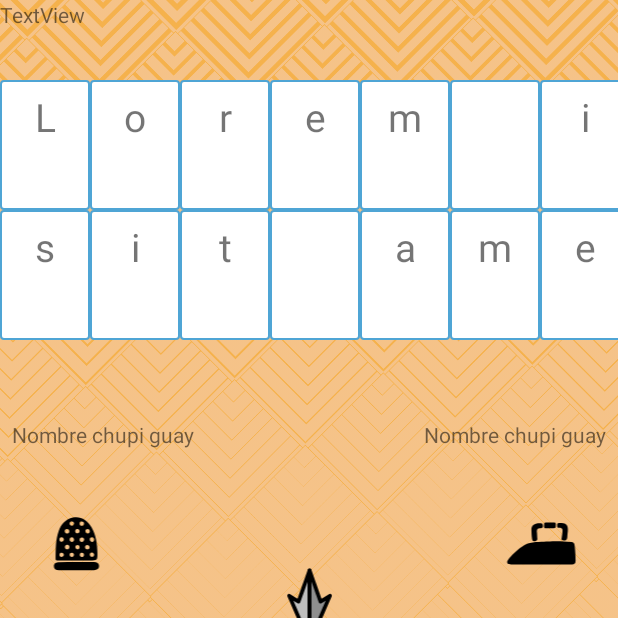
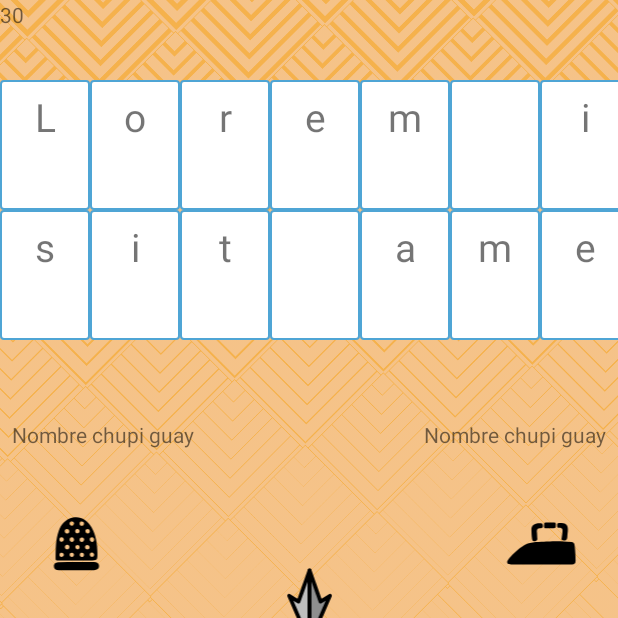
Before and after one commit to aalevelaa/ruleta-de-la-suerte, an Android app: the GameActivity screen opened directly, with no data from a screen before it, after a tap on an icon or button, on a phone screen of 412 x 824 dp, the top half of it. Run offline under Robolectric (Android 15) with nearby library versions, the phone set to English and light mode, and no system bars.

Commit message:
Fixing Alex's stupidities

```diff
--- a/app/src/main/java/com/example/ruletadelasuerte/GameActivity.java
+++ b/app/src/main/java/com/example/ruletadelasuerte/GameActivity.java
@@ -1,11 +1,13 @@
 package com.example.ruletadelasuerte;
 
 import androidx.appcompat.app.AppCompatActivity;
+import androidx.fragment.app.Fragment;
 import androidx.viewpager.widget.ViewPager;
 
 import android.content.Intent;
 import android.net.Uri;
 import android.os.Bundle;
+import android.util.Log;
 import android.view.View;
 import android.view.animation.AnimationSet;
 import android.view.animation.RotateAnimation;
@@ -19,11 +21,11 @@ import java.util.Random;
 
 public class GameActivity extends AppCompatActivity implements RouletteFragment.OnFragmentInteractionListener, KeyboardFragment.OnFragmentInteractionListener {
 
-    private ImageView ruleta;
     private int numPlayers;
     private String[] namePlayers;
-    private float lastRDiff = 0;
     private String frase = "";
+    private RouletteKeyboardAdapter adapter;
+    private ViewPager viewPager;
 
 
 
@@ -43,10 +45,9 @@ public class GameActivity extends AppCompatActivity implements RouletteFragment.
         setAvatars(numPlayers);
 
         //Sets RouletteKeyboardAdapter to ViewPager
-        ViewPager v = findViewById(R.id.roulette_keyboard);
-        RouletteKeyboardAdapter adapter = new RouletteKeyboardAdapter(getSupportFragmentManager());
-        v.setAdapter(adapter);
-
+        viewPager = findViewById(R.id.roulette_keyboard);
+        this.adapter = new RouletteKeyboardAdapter(getSupportFragmentManager());
+        viewPager.setAdapter(adapter);
 
         TableRow.LayoutParams rowParams = new TableRow.LayoutParams(TableRow.LayoutParams.WRAP_CONTENT, TableRow.LayoutParams.WRAP_CONTENT);
 
@@ -137,12 +138,17 @@ public class GameActivity extends AppCompatActivity implements RouletteFragment.
 
 
     @Override
-    public void onFragmentInteraction(Uri uri) {
+    public void onFragmentInteraction(String result)
+    {
+        TextView actual = this.findViewById(R.id.textView2);
+        actual.setText(result);
 
     }
 
     @Override
-    public void onKeyboardInteraction(Uri uri) {
-
+    public void onKeyboardInteraction(String result)
+    {
+        RouletteFragment fragment = (RouletteFragment) this.adapter.getItem(0);
+        fragment.setSpinning(false);
     }
 }
--- a/app/src/main/java/com/example/ruletadelasuerte/KeyboardFragment.java
+++ b/app/src/main/java/com/example/ruletadelasuerte/KeyboardFragment.java
@@ -9,8 +9,10 @@ import androidx.fragment.app.Fragment;
 import android.view.LayoutInflater;
 import android.view.View;
 import android.view.ViewGroup;
+import android.widget.Button;
+import android.widget.LinearLayout;
 
-public class KeyboardFragment extends Fragment {
+public class KeyboardFragment extends Fragment implements View.OnClickListener{
 
     private OnFragmentInteractionListener mListener;
 
@@ -41,13 +43,32 @@ public class KeyboardFragment extends Fragment {
     public View onCreateView(LayoutInflater inflater, ViewGroup container,
                              Bundle savedInstanceState) {
         // Inflate the layout for this fragment
-        return inflater.inflate(R.layout.fragment_keyboard, container, false);
+        View layout = inflater.inflate(R.layout.fragment_keyboard, container, false);
+        addButtonEffect((ViewGroup) layout.findViewById(R.id.primeraFIlaConsonantes));
+        addButtonEffect((ViewGroup) layout.findViewById(R.id.segundaFilaConsonantes));
+        return layout;
+    }
+
+    private void addButtonEffect(ViewGroup v)
+    {
+        for (int i = 0; i < v.getChildCount() ; i++)
+        {
+            View currentChild = v.getChildAt(i);
+
+            if( currentChild instanceof Button)
+            {
+                currentChild.setOnClickListener(this);
+            } else if (currentChild instanceof LinearLayout)
+            {
+                addButtonEffect((ViewGroup) currentChild);
+            }
+        }
     }
 
     // TODO: Rename method, update argument and hook method into UI event
-    public void onButtonPressed(Uri uri) {
+    public void onButtonPressed(String result) {
         if (mListener != null) {
-            mListener.onKeyboardInteraction(uri);
+            mListener.onKeyboardInteraction(result);
         }
     }
 
@@ -68,6 +89,11 @@ public class KeyboardFragment extends Fragment {
         mListener = null;
     }
 
+    @Override
+    public void onClick(View v) {
+        onButtonPressed("hola");
+    }
+
     /**
      * This interface must be implemented by activities that contain this
      * fragment to allow an interaction in this fragment to be communicated
@@ -80,6 +106,6 @@ public class KeyboardFragment extends Fragment {
      */
     public interface OnFragmentInteractionListener {
         // TODO: Update argument type and name
-        void onKeyboardInteraction(Uri uri);
+        void onKeyboardInteraction(String result);
     }
 }
--- a/app/src/main/java/com/example/ruletadelasuerte/PlayersMenuActivity.java
+++ b/app/src/main/java/com/example/ruletadelasuerte/PlayersMenuActivity.java
@@ -1,6 +1,7 @@
 package com.example.ruletadelasuerte;
 
 import androidx.appcompat.app.AppCompatActivity;
+import androidx.constraintlayout.widget.ConstraintLayout;
 import androidx.recyclerview.widget.LinearLayoutManager;
 import androidx.recyclerview.widget.RecyclerView;
 
@@ -85,7 +86,7 @@ public class PlayersMenuActivity extends AppCompatActivity {
             @Override
             public void onClick(View v) {
 
-                LinearLayout lrLayout = findViewById(R.id.linearLayout);
+                LinearLayout lrLayout = findViewById(R.id.namesLayout);
                 int numTextViews = lrLayout.getChildCount();
 
                 ArrayList<String> names = new ArrayList<>();
--- a/app/src/main/java/com/example/ruletadelasuerte/RouletteFragment.java
+++ b/app/src/main/java/com/example/ruletadelasuerte/RouletteFragment.java
@@ -6,6 +6,7 @@ import android.os.Bundle;
 
 import androidx.fragment.app.Fragment;
 
+import android.util.Log;
 import android.view.LayoutInflater;
 import android.view.View;
 import android.view.ViewGroup;
@@ -18,22 +19,24 @@ import java.util.Random;
 public class RouletteFragment extends Fragment {
 
     private OnFragmentInteractionListener mListener;
-    private float startingDegrees = 0f;
+    private String result = "";
+    private boolean spinning = false;
 
     public RouletteFragment() {
         // Required empty public constructor
     }
 
-    /**
-     * Use this factory method to create a new instance of
-     * this fragment using the provided parameters.
-     *
-     * @param param1 Parameter 1.
-     * @param param2 Parameter 2.
-     * @return A new instance of fragment RouletteFragment.
-     */
+    public void setSpinning(boolean spinning)
+    {
+       this.spinning = spinning;
+    }
 
-    public static RouletteFragment newInstance(String param1, String param2) {
+    public boolean getSpinning()
+    {
+        return this.spinning;
+    }
+
+    public static RouletteFragment newInstance() {
         RouletteFragment fragment = new RouletteFragment();
         return fragment;
     }
@@ -58,7 +61,7 @@ public class RouletteFragment extends Fragment {
     }
 
     // TODO: Rename method, update argument and hook method into UI event
-    public void onButtonPressed(Uri uri) {
+    public void onButtonPressed(String uri) {
         if (mListener != null) {
             mListener.onFragmentInteraction(uri);
         }
@@ -83,9 +86,11 @@ public class RouletteFragment extends Fragment {
 
     public void spinRoulette(View v)
     {
+        if(!this.spinning)
+        {
             float r = (float) new Random().nextInt(360);
 
-        final RotateAnimation animRotate = new RotateAnimation(startingDegrees, r-5+360,
+            final RotateAnimation animRotate = new RotateAnimation(0f, -r+5-360,
                     RotateAnimation.RELATIVE_TO_SELF, 0.5f,
                     RotateAnimation.RELATIVE_TO_SELF, 0.5f);
 
@@ -94,16 +99,14 @@ public class RouletteFragment extends Fragment {
 
             v.startAnimation(animRotate);
 
+            String[] casillas = getResources().getStringArray(R.array.casillas);
 
-        //This is old code from when the roulette wasn't a fragment
+            Log.i("grados", r+"");
 
-        //lastRDiff = 360f - r;
-
-        //TextView tv = findViewById(R.id.textView2);
-
-        //String[] casillas = getResources().getStringArray(R.array.casillas);
-
-        //tv.setText(casillas[(int) (Math.ceil(r/15)-1)]);
+            this.result = (casillas[(int) (Math.ceil(r/15)-1)]);
+            onButtonPressed(this.result);
+            this.spinning = true;
+        }
     }
 
     /**
@@ -117,7 +120,6 @@ public class RouletteFragment extends Fragment {
      * >Communicating with Other Fragments</a> for more information.
      */
     public interface OnFragmentInteractionListener {
-
-        void onFragmentInteraction(Uri uri);
+        void onFragmentInteraction(String result);
     }
 }
--- a/app/src/main/java/com/example/ruletadelasuerte/RouletteKeyboardAdapter.java
+++ b/app/src/main/java/com/example/ruletadelasuerte/RouletteKeyboardAdapter.java
@@ -7,16 +7,21 @@ import androidx.fragment.app.FragmentStatePagerAdapter;
 
 public class RouletteKeyboardAdapter extends FragmentStatePagerAdapter {
 
+    private RouletteFragment roulette;
+    private KeyboardFragment keyboard;
+
     public RouletteKeyboardAdapter(FragmentManager fm){
         super(fm);
+        this.roulette = new RouletteFragment();
+        this.keyboard = new KeyboardFragment();
     }
 
     @Override
     public Fragment getItem(int position) {
         switch (position)
         {
-            case 0: return new RouletteFragment();
-            case 1: return new KeyboardFragment();
+            case 0: return this.roulette;
+            case 1: return this.keyboard;
         }
         return null;
     }
--- a/app/src/main/res/layout/fragment_keyboard.xml
+++ b/app/src/main/res/layout/fragment_keyboard.xml
@@ -10,6 +10,7 @@
         android:layout_height="wrap_content">
 
         <TableRow
+            android:id="@+id/primeraFIlaConsonantes"
             android:layout_width="match_parent"
             android:layout_height="match_parent">
 
@@ -92,6 +93,7 @@
         </TableRow>
 
         <TableRow
+            android:id="@+id/segundaFilaConsonantes"
             android:layout_width="match_parent"
             android:layout_height="match_parent">
 
```
Also changed, not shown: app/src/main/res/layout/activity_players_menu.xml (+5 -4 lines). Lines whose indentation alone changed are shown as unchanged.
